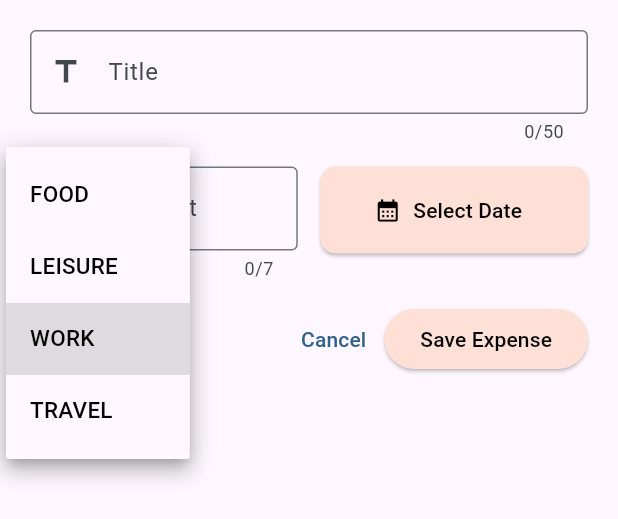
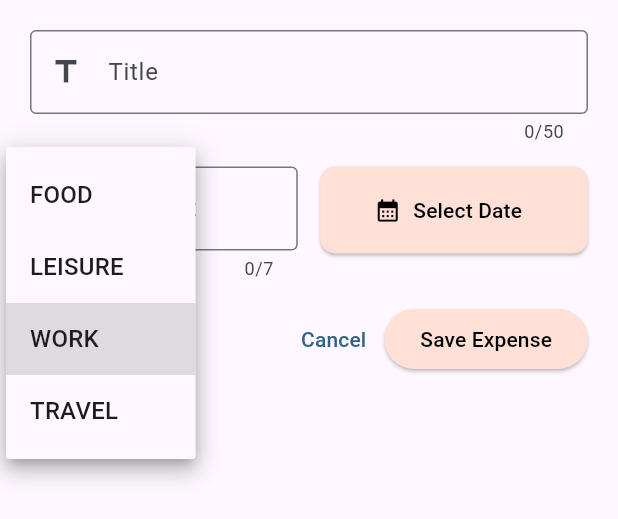
Before and after one commit to BEGDAR8ZOUHAIR/expensive_tracker_flutter, a Flutter app: the NewExpenses widget shown alone on an empty page, opened directly with empty values, after a tap on "WORK", on a phone screen of 412 x 824 dp. Shown: the top 519 px of the screen. Run offline on Flutter 3.47's test engine with Material 3 defaults, Android fonts, the phone set to English and light mode, and no system bars.

```diff
--- a/lib/screens/expenses.dart
+++ b/lib/screens/expenses.dart
@@ -67,8 +67,9 @@ class _ExpensesState extends State<Expenses> {
           ),
           IconButton(
             onPressed: () {},
-            icon: const Icon(Icons.logout, color: Colors.black, size: 20),
+            icon: const Icon(Icons.dark_mode, color: Colors.black, size: 20),
             style: ButtonStyle(
+              // #FEE0D6
               backgroundColor: WidgetStatePropertyAll(Color(0xFFFEE0D6)),
             ),
           ),
--- a/lib/widgets/expenses_list/expenses_item.dart
+++ b/lib/widgets/expenses_list/expenses_item.dart
@@ -23,7 +23,7 @@ class ExpensesItem extends StatelessWidget {
               child: Icon(
                 categoryIcons[expense.category],
                 color: Colors.black,
-                size: 40,
+                size: 30,
               ),
             ),
             title: Text(
--- a/lib/widgets/expenses_list/new_expenses.dart
+++ b/lib/widgets/expenses_list/new_expenses.dart
@@ -158,13 +158,7 @@ class _NewExpensesState extends State<NewExpenses> {
                       .map(
                         (category) => DropdownMenuItem(
                           value: category,
-                          child: Text(
-                            category.name.toUpperCase(),
-                            style: const TextStyle(
-                              fontSize: 15,
-                              color: Colors.black,
-                            ),
-                          ),
+                          child: Text(category.name.toUpperCase()),
                         ),
                       )
                       .toList(),
```
Also changed, not shown: lib/main.dart (+7 -0 lines), lib/models/expense.dart (+20 -0 lines), lib/theme/theme.dart (added), 1 other file.
